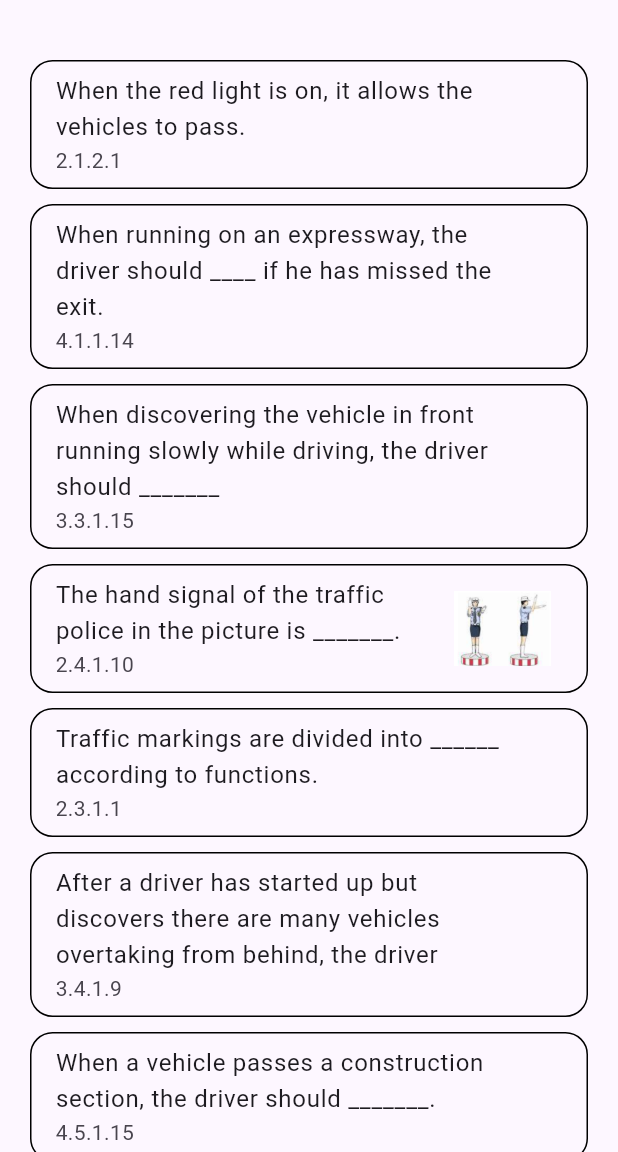
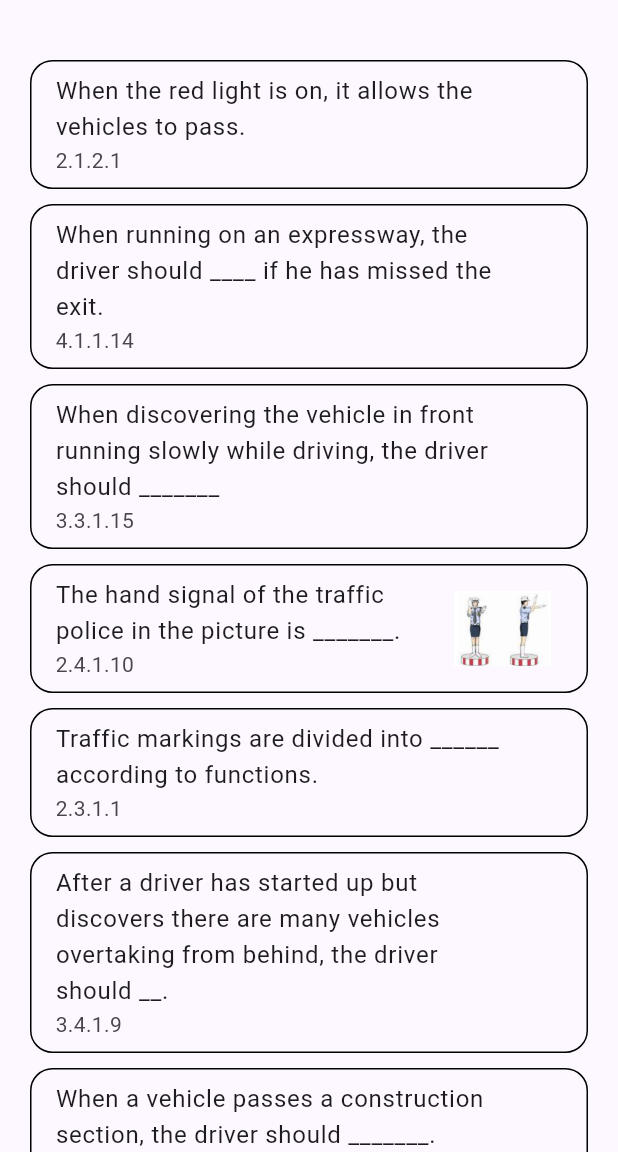
Before and after one commit to namdegnah5352/china_theory_test, a Flutter app: the QuestionSearch screen opened directly, after a tap on the "shuffle" icon, on a phone screen of 412 x 824 dp, the part 84-1236 px from its top. Run offline on Flutter 3.47's test engine with Material 2 defaults, Android fonts, the phone set to English and light mode, and no system bars; our stand-ins replace audioplayers, photo_view, shared_preferences; accounts and stored records are empty.

```diff
--- a/lib/screens/question_list_tile.dart
+++ b/lib/screens/question_list_tile.dart
@@ -1,6 +1,5 @@
 import 'package:flutter/material.dart';
 import '../domain/entities/question.dart';
-import '../config/constants.dart';
 import '../calls/app_calls.dart';
 
 class QuestionListTile extends StatefulWidget {
@@ -21,10 +20,7 @@ class _QuestionListTileState extends State<QuestionListTile> {
         border: Border.all(width: 1),
       ),
       child: ListTile(
-        title: Text(
-          widget.question.questionText,
-          maxLines: AppConstants.questionAnswerLineMax,
-        ),
+        title: Text(widget.question.questionText),
         subtitle: Text(widget.question.id),
         trailing: widget.question.picture ?? const Text(''),
         onTap: () => loadQuestionPage(widget.question),
--- a/lib/screens/question_screen.dart
+++ b/lib/screens/question_screen.dart
@@ -184,7 +184,7 @@ class _QuestionScreenState extends State<QuestionScreen> {
       ),
       child: Text(
         question,
-        maxLines: 2,
+        maxLines: AppConstants.questionAnswerLineMax,
         textAlign: TextAlign.center,
       ),
     );
```
